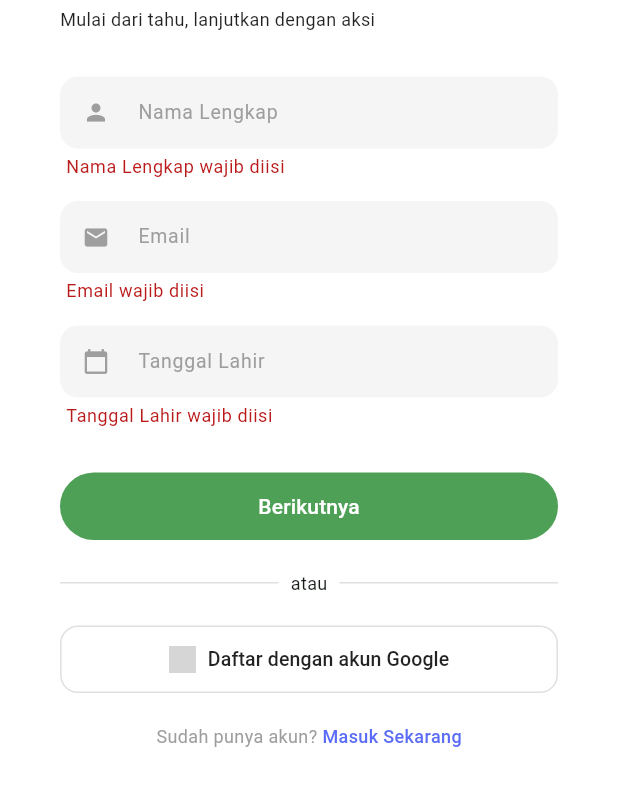
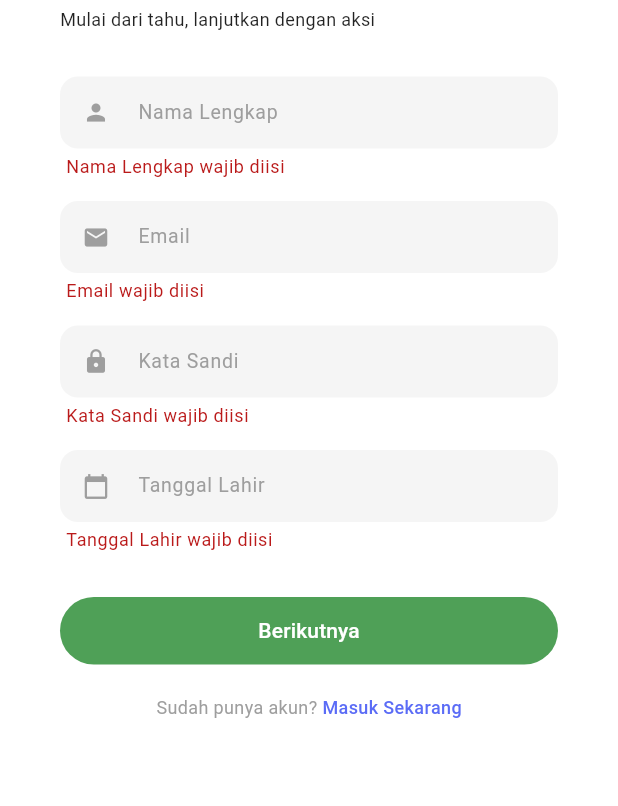
Before and after one commit to Hezkiel09/eduvogreen, a Flutter app: the RegisterScreen screen opened by its route, after a tap on "Berikutnya", on a phone screen of 412 x 824 dp, the part 393-1199 px from its top. Run offline on Flutter 3.47's test engine with Material 3 defaults, Android fonts, the phone set to English and light mode, and no system bars; our stand-ins replace flutter_bloc, supabase_flutter; accounts and stored records are empty; grey boxes are pictures that could not be loaded.

Commit message:
Login/register authentication done connect ke supabase

```diff
--- a/lib/auth/login_screen.dart
+++ b/lib/auth/login_screen.dart
@@ -145,9 +145,33 @@ class _LoginScreenState extends State<LoginScreen> {
                                         ),
                                         elevation: 0,
                                       ),
-                                      onPressed: () {
+                                      onPressed: () async {
                                         if (_formKey.currentState!.validate()) {
-                                          print("Login valid");
+                                          try {
+                                            await AuthService().logIn(
+                                              email: _emailController.text
+                                                  .trim(),
+                                              password: _passwordController.text
+                                                  .trim(),
+                                            );
+
+                                            if (!mounted) return;
+                                            Navigator.pushReplacementNamed(
+                                              context,
+                                              '/home',
+                                            );
+                                          } catch (e) {
+                                            if (!mounted) return;
+                                            ScaffoldMessenger.of(
+                                              context,
+                                            ).showSnackBar(
+                                              SnackBar(
+                                                content: Text(
+                                                  'Login gagal: $e',
+                                                ),
+                                              ),
+                                            );
+                                          }
                                         }
                                       },
                                       child: const Text(
--- a/lib/auth/register_screen.dart
+++ b/lib/auth/register_screen.dart
@@ -1,7 +1,8 @@
-import 'package:eduvogreen/cubit/auth_cubit.dart';
 import 'package:flutter/material.dart';
 import 'package:intl/intl.dart';
 import 'register_password_screen.dart';
+import 'auth_service.dart'; // <-- Ditambahkan supaya bisa pakai AuthService
+import 'package:flutter/gestures.dart';
 
 class RegisterScreen extends StatefulWidget {
   const RegisterScreen({super.key});
@@ -16,6 +17,10 @@ class _RegisterScreenState extends State<RegisterScreen> {
   final TextEditingController _nameController = TextEditingController();
   final TextEditingController _emailController = TextEditingController();
   final TextEditingController _dateController = TextEditingController();
+  final TextEditingController _passwordController =
+      TextEditingController(); // <-- Ditambahkan field password
+
+  bool _isLoading = false; // <-- Ditambahkan untuk menampilkan loading
 
   Future<void> _selectDate() async {
     DateTime? pickedDate = await showDatePicker(
@@ -37,17 +42,19 @@ class _RegisterScreenState extends State<RegisterScreen> {
     _nameController.dispose();
     _emailController.dispose();
     _dateController.dispose();
+    _passwordController.dispose(); // <-- Dispose password controller
     super.dispose();
   }
 
-  // TEXT FIELD
   Widget _buildTextField({
     required TextEditingController controller,
     required String hint,
     required IconData icon,
+    bool isPassword = false, // <-- Ditambahkan untuk password field
   }) {
     return TextFormField(
       controller: controller,
+      obscureText: isPassword, // <-- Gunakan untuk password
       style: const TextStyle(color: Colors.black, fontSize: 13),
       validator: (value) {
         if (value == null || value.isEmpty) {
@@ -55,6 +62,9 @@ class _RegisterScreenState extends State<RegisterScreen> {
         }
         if (hint == "Email" && !value.contains("@")) {
           return "Format email tidak valid";
+        }
+        if (isPassword && value.length < 6) {
+          return "Minimal 6 karakter"; // <-- Validasi password
         }
         return null;
       },
@@ -73,7 +83,6 @@ class _RegisterScreenState extends State<RegisterScreen> {
     );
   }
 
-  // DATE FIELD
   Widget _buildDateField() {
     return TextFormField(
       controller: _dateController,
@@ -105,6 +114,50 @@ class _RegisterScreenState extends State<RegisterScreen> {
     );
   }
 
+  // =========================
+  // === Ditambahkan method register ===
+  Future<void> _register() async {
+    if (!_formKey.currentState!.validate()) return;
+
+    final name = _nameController.text.trim();
+    final email = _emailController.text.trim();
+    final password = _passwordController.text.trim();
+
+    setState(() => _isLoading = true);
+
+    try {
+      final authService = AuthService();
+      final response = await authService.signUp(
+        name: name,
+        email: email,
+        password: password,
+      );
+
+      setState(() => _isLoading = false);
+
+      if (response.user != null) {
+        // registrasi sukses → navigasi ke login
+        ScaffoldMessenger.of(context).showSnackBar(
+          const SnackBar(content: Text('Registrasi berhasil, silakan login')),
+        );
+        Navigator.pushReplacementNamed(
+          context,
+          '/login',
+        ); // <-- Navigasi ke login
+      } else {
+        ScaffoldMessenger.of(
+          context,
+        ).showSnackBar(const SnackBar(content: Text('Registrasi gagal')));
+      }
+    } catch (e) {
+      setState(() => _isLoading = false);
+      ScaffoldMessenger.of(
+        context,
+      ).showSnackBar(SnackBar(content: Text('Error: $e')));
+    }
+  }
+  // =========================
+
   @override
   Widget build(BuildContext context) {
     return Scaffold(
@@ -120,7 +173,6 @@ class _RegisterScreenState extends State<RegisterScreen> {
             child: Column(
               children: [
                 const SizedBox(height: 10),
-
                 Expanded(
                   child: Stack(
                     children: [
@@ -175,10 +227,19 @@ class _RegisterScreenState extends State<RegisterScreen> {
                                   ),
                                   const SizedBox(height: 15),
 
+                                  _buildTextField(
+                                    controller: _passwordController,
+                                    hint: "Kata Sandi",
+                                    icon: Icons.lock,
+                                    isPassword:
+                                        true, // <-- Tambahkan ini untuk password
+                                  ),
+                                  const SizedBox(height: 15),
+
                                   _buildDateField(),
                                   const SizedBox(height: 30),
 
-                                  // BUTTON
+                                  // BUTTON REGISTER
                                   SizedBox(
                                     width: double.infinity,
                                     height: 45,
@@ -195,101 +256,44 @@ class _RegisterScreenState extends State<RegisterScreen> {
                                         ),
                                         elevation: 0,
                                       ),
-                                      onPressed: () {
-                                        if (_formKey.currentState!.validate()) {
-                                          Navigator.push(
-                                            context,
-                                            MaterialPageRoute(
-                                              builder: (_) =>
-                                                  const RegisterPasswordScreen(),
+                                      onPressed: _isLoading
+                                          ? null
+                                          : _register, // <-- Panggil method register
+                                      child: _isLoading
+                                          ? const CircularProgressIndicator(
+                                              color: Colors.white,
+                                            )
+                                          : const Text(
+                                              "Berikutnya",
+                                              style: TextStyle(fontSize: 14),
                                             ),
-                                          );
-                                        }
-                                      },
-                                      child: const Text(
-                                        "Berikutnya",
-                                        style: TextStyle(fontSize: 14),
-                                      ),
                                     ),
                                   ),
 
                                   const SizedBox(height: 20),
 
-                                  Row(
-                                    children: [
-                                      Expanded(
-                                        child: Divider(color: Colors.grey[300]),
-                                      ),
-                                      const Padding(
-                                        padding: EdgeInsets.symmetric(
-                                          horizontal: 8,
-                                        ),
-                                        child: Text(
-                                          "atau",
-                                          style: TextStyle(fontSize: 12),
-                                        ),
-                                      ),
-                                      Expanded(
-                                        child: Divider(color: Colors.grey[300]),
-                                      ),
-                                    ],
-                                  ),
-
-                                  const SizedBox(height: 20),
-
-                                  SizedBox(
-                                    width: double.infinity,
-                                    height: 45,
-                                    child: OutlinedButton(
-                                      style: OutlinedButton.styleFrom(
-                                        shape: RoundedRectangleBorder(
-                                          borderRadius: BorderRadius.circular(
-                                            12,
-                                          ),
-                                        ),
-                                        side: BorderSide(
-                                          color: Colors.grey.shade300,
-                                        ),
-                                      ),
-                                      onPressed: () {},
-                                      child: Row(
-                                        mainAxisAlignment:
-                                            MainAxisAlignment.center,
-                                        children: [
-                                          Image.asset(
-                                            'assets/icon-gg.png',
-                                            height: 18,
-                                          ),
-                                          const SizedBox(width: 8),
-                                          const Text(
-                                            "Daftar dengan akun Google",
-                                            style: TextStyle(
-                                              fontSize: 13,
-                                              color: Colors.black87,
-                                            ),
-                                          ),
-                                        ],
-                                      ),
-                                    ),
-                                  ),
-
-                                  const SizedBox(height: 20),
-
-                                  const Center(
+                                  Center(
                                     child: Text.rich(
                                       TextSpan(
                                         text: "Sudah punya akun? ",
-                                        style: TextStyle(
+                                        style: const TextStyle(
                                           fontSize: 12,
                                           color: Colors.grey,
                                         ),
                                         children: [
                                           TextSpan(
                                             text: "Masuk Sekarang",
-                                            style: TextStyle(
+                                            style: const TextStyle(
                                               color: Color(0xFF5B6CF6),
                                               fontWeight: FontWeight.w500,
                                             ),
+                                            recognizer: TapGestureRecognizer()
+                                              ..onTap = () {
+                                                Navigator.pushReplacementNamed(
+                                                  context,
+                                                  '/login',
+                                                ); // <-- Navigasi ke login
+                                              },
                                           ),
                                         ],
                                       ),
```
